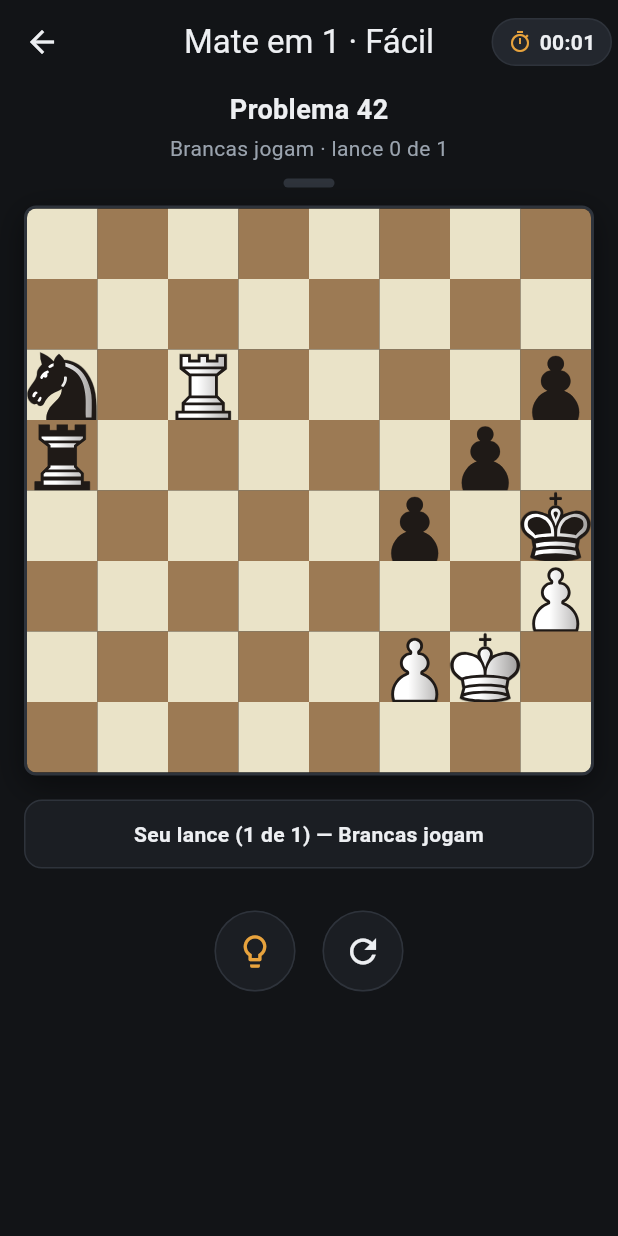
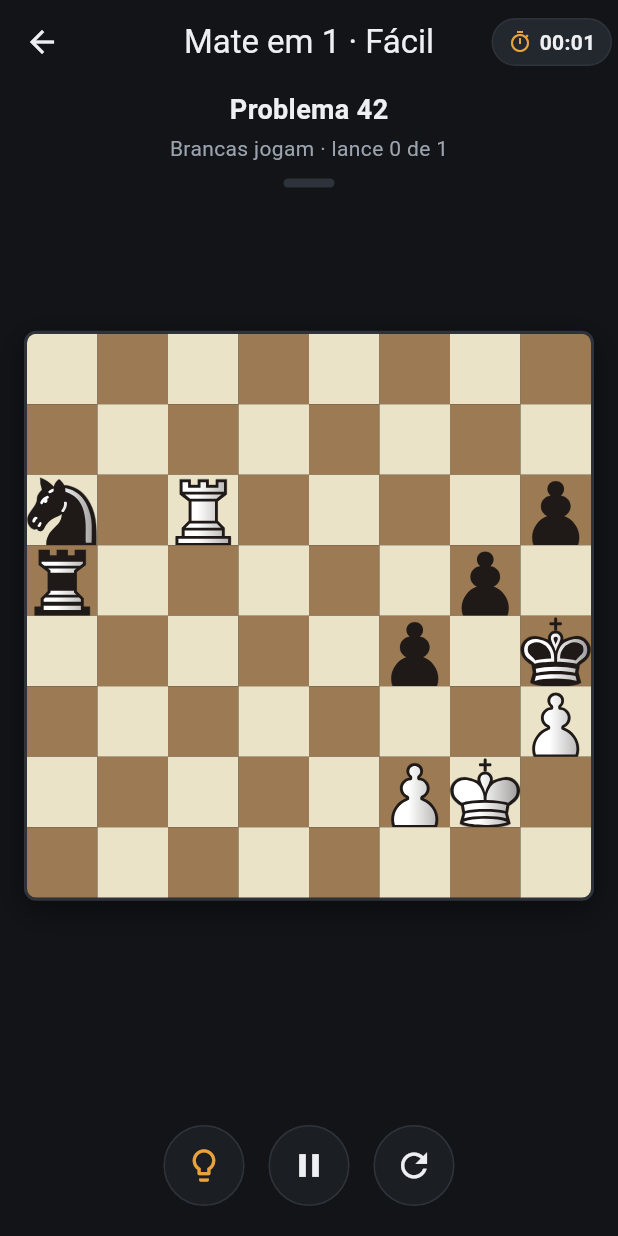
Before and after one commit to viniciostristao1/xadrez_mate, a Flutter app: the screen it shows after launch, after a tap on "Fácil", on a phone screen of 412 x 824 dp. Run offline on Flutter 3.47's test engine with Material 3 defaults, Android fonts, the phone set to English and light mode, and no system bars; our stand-ins replace flutter_svg, shared_preferences.

Commit message:
v0.7.0: home rolável, pausar cronômetro, sessão mista 2/3, próximo com seta, tela sem rolagem
- Home agora rola (SingleChildScrollView) até Sessão de treino e Evolução
- Botão de pausar/retomar cronômetro entre dica e refazer
- Sessão 'Misto 2/3' (mate 2 ou 3 sorteados); meta de tempo por problema
- Botão próximo (seta direita) na row de ações ao resolver
- Tela de jogo sem rolagem: tabuleiro flexível, card de sucesso compacto
  com o lance final; caixa 'Seu lance' removida
- Título Mateflow + logo pequeno no canto superior esquerdo
- 986 testes

```diff
--- a/app/lib/screens/home_screen.dart
+++ b/app/lib/screens/home_screen.dart
@@ -56,52 +56,43 @@ class _HomeScreenState extends State<HomeScreen> {
       body: SafeArea(
         child: _loading
             ? const Center(child: CircularProgressIndicator())
-            : Padding(
-                padding: const EdgeInsets.fromLTRB(20, 16, 20, 24),
+            : SingleChildScrollView(
+                padding: const EdgeInsets.fromLTRB(20, 10, 20, 28),
                 child: Column(
                   crossAxisAlignment: CrossAxisAlignment.stretch,
                   children: [
-                    const SizedBox(height: 12),
-                    // Logo Vinyapps ao lado do nome
+                    // Cabeçalho: logo pequeno + Mateflow (canto superior esquerdo)
                     Row(
-                      mainAxisAlignment: MainAxisAlignment.center,
                       children: [
                         Container(
-                          width: 52,
-                          height: 52,
+                          width: 30,
+                          height: 30,
                           decoration: BoxDecoration(
                             color: Colors.black,
-                            borderRadius: BorderRadius.circular(13),
-                            border: Border.all(color: AppColors.accent, width: 1.6),
-                            boxShadow: const [
-                              BoxShadow(
-                                color: Colors.black54,
-                                blurRadius: 10,
-                                offset: Offset(0, 3),
-                              ),
-                            ],
+                            borderRadius: BorderRadius.circular(8),
+                            border: Border.all(color: AppColors.accent, width: 1.2),
                           ),
                           child: ClipRRect(
-                            borderRadius: BorderRadius.circular(11),
+                            borderRadius: BorderRadius.circular(7),
                             child: Image.asset(
                               'assets/icon/app_icon.png',
                               fit: BoxFit.cover,
                             ),
                           ),
                         ),
-                        const SizedBox(width: 12),
+                        const SizedBox(width: 9),
                         const Text(
                           'Mateflow',
                           style: TextStyle(
                             color: AppColors.text,
-                            fontSize: 32,
+                            fontSize: 20,
                             fontWeight: FontWeight.w900,
-                            letterSpacing: 0.5,
+                            letterSpacing: 0.4,
                           ),
                         ),
                       ],
                     ),
-                    const SizedBox(height: 6),
+                    const SizedBox(height: 14),
                     Text(
                       '$_puzzles problemas de mate em 1, 2 ou 3 lances.\n'
                       'Escolha a dificuldade e encontre o xeque-mate!',
--- a/app/lib/screens/puzzle_screen.dart
+++ b/app/lib/screens/puzzle_screen.dart
@@ -63,6 +63,7 @@ class PuzzleScreenState extends State<PuzzleScreen> {
   // Cronômetro (roda desde o problema aparecer até a conclusão)
   Timer? _timer;
   int _elapsed = 0;
+  bool _paused = false;
 
   // Dica (lâmpada)
   int? _hintFrom;
@@ -118,16 +119,32 @@ class PuzzleScreenState extends State<PuzzleScreen> {
     super.initState();
     _resetState();
     // Cronômetro começa quando o problema aparece
-    _timer = Timer.periodic(const Duration(seconds: 1), (_) {
-      if (!mounted || _solved) return;
-      setState(() => _elapsed++);
-    });
+    _startTimer();
   }
 
   @override
   void dispose() {
     _timer?.cancel();
     super.dispose();
+  }
+
+  void _startTimer() {
+    _timer?.cancel();
+    _timer = Timer.periodic(const Duration(seconds: 1), (_) {
+      if (!mounted || _solved || _paused) return;
+      setState(() => _elapsed++);
+    });
+  }
+
+  /// Pausa/retoma o cronômetro.
+  void _togglePause() {
+    if (_solved) return;
+    setState(() => _paused = !_paused);
+    if (_paused) {
+      _timer?.cancel();
+    } else {
+      _startTimer();
+    }
   }
 
   void _resetState() {
@@ -143,6 +160,7 @@ class PuzzleScreenState extends State<PuzzleScreen> {
     _feedbackError = false;
     _sanMoves.clear();
     _elapsed = 0;
+    _paused = false;
     _hintFrom = null;
     _hintTo = null;
     _hintsUsed = 0;
@@ -357,7 +375,9 @@ class PuzzleScreenState extends State<PuzzleScreen> {
             margin: const EdgeInsets.only(right: 4),
             padding: const EdgeInsets.symmetric(horizontal: 10, vertical: 5),
             decoration: BoxDecoration(
-              color: _solved ? AppColors.ok.withValues(alpha: 0.15) : AppColors.surfaceAlt,
+              color: _solved
+                  ? AppColors.ok.withValues(alpha: 0.15)
+                  : AppColors.surfaceAlt,
               borderRadius: BorderRadius.circular(20),
               border: Border.all(
                 color: _solved ? AppColors.ok : AppColors.border,
@@ -366,15 +386,18 @@ class PuzzleScreenState extends State<PuzzleScreen> {
             child: Row(
               children: [
                 Icon(
-                  Icons.timer_outlined,
+                  _paused ? Icons.pause : Icons.timer_outlined,
                   size: 16,
-                  color: _solved ? AppColors.ok : AppColors.accent,
+                  color: _paused
+                      ? AppColors.dim
+                      : (_solved ? AppColors.ok : AppColors.accent),
                 ),
                 const SizedBox(width: 5),
                 Text(
-                  _elapsedLabel,
+                  _paused ? '$_elapsedLabel pausado' : _elapsedLabel,
                   style: TextStyle(
-                    color: _solved ? AppColors.ok : AppColors.text,
+                    color:
+                        _paused ? AppColors.dim : (_solved ? AppColors.ok : AppColors.text),
                     fontWeight: FontWeight.w700,
                     fontFeatures: const [FontFeature.tabularFigures()],
                   ),
@@ -384,19 +407,29 @@ class PuzzleScreenState extends State<PuzzleScreen> {
           ),
         ],
       ),
+      // Layout sem rolagem: o tabuleiro se ajusta ao espaço disponível.
       body: SafeArea(
-        child: SingleChildScrollView(
-          padding: const EdgeInsets.fromLTRB(16, 4, 16, 24),
+        child: Padding(
+          padding: const EdgeInsets.fromLTRB(16, 4, 16, 12),
           child: Column(
+            crossAxisAlignment: CrossAxisAlignment.stretch,
             children: [
               _HeaderBar(
                 puzzle: widget.puzzle,
                 solved: _solved,
                 userMovesPlayed: _userMovesPlayed,
               ),
-              const SizedBox(height: 12),
-              // Tabuleiro
-              ValueListenableBuilder<int>(
+              const SizedBox(height: 8),
+              // Tabuleiro (flexível — nunca estoura a tela)
+              Expanded(
+                child: LayoutBuilder(
+                  builder: (context, constraints) {
+                    final size = min(constraints.maxWidth, constraints.maxHeight);
+                    return Center(
+                      child: SizedBox(
+                        width: size,
+                        height: size,
+                        child: ValueListenableBuilder<int>(
                 valueListenable: _shake,
                 builder: (context, shake, child) {
                   return TweenAnimationBuilder<double>(
@@ -422,9 +455,16 @@ class PuzzleScreenState extends State<PuzzleScreen> {
                   );
                 },
               ),
-              const SizedBox(height: 16),
-              // Feedback
-              AnimatedSwitcher(
+            ),
+          );
+        },
+      ),
+    ),
+              const SizedBox(height: 8),
+              // Feedback (altura fixa — não empurra o resto)
+              SizedBox(
+                height: 46,
+                child: AnimatedSwitcher(
                   duration: const Duration(milliseconds: 250),
                   child: _feedback != null
                       ? _FeedbackBanner(
@@ -432,28 +472,32 @@ class PuzzleScreenState extends State<PuzzleScreen> {
                           text: _feedback!,
                           error: _feedbackError,
                         )
-                    : _StatusBanner(
-                        key: const ValueKey('status'),
-                        puzzle: widget.puzzle,
-                        solved: _solved,
-                        inCheck: _board.inCheck && !_solved,
-                        userMovesPlayed: _userMovesPlayed,
+                      : const SizedBox(key: ValueKey('status'), width: double.infinity),
                 ),
               ),
-              const SizedBox(height: 12),
-              // Histórico (SAN)
-              if (_sanMoves.isNotEmpty)
-                Wrap(
-                  spacing: 6,
-                  runSpacing: 6,
-                  alignment: WrapAlignment.center,
+              // Histórico (SAN) — rolável horizontalmente, sem quebrar layout
+              if (_sanMoves.isNotEmpty) ...[
+                const SizedBox(height: 4),
+                SizedBox(
+                  height: 32,
+                  child: SingleChildScrollView(
+                    scrollDirection: Axis.horizontal,
+                    reverse: true,
+                    child: Row(
+                      mainAxisAlignment: MainAxisAlignment.center,
                       children: [
-                    for (var i = 0; i < _sanMoves.length; i++)
+                        for (var i = 0; i < _sanMoves.length; i++) ...[
                           _SanChip(index: i, san: _sanMoves[i]),
+                          const SizedBox(width: 6),
+                        ],
                       ],
                     ),
-              const SizedBox(height: 16),
-              // Ações: dica (lâmpada) + refazer (flecha circular)
+                  ),
+                ),
+              ],
+              const SizedBox(height: 8),
+              // Ações: dica (lâmpada) + pausar + refazer (flecha circular)
+              // + próximo (seta, quando resolveu)
               Row(
                 mainAxisAlignment: MainAxisAlignment.center,
                 children: [
@@ -464,23 +508,38 @@ class PuzzleScreenState extends State<PuzzleScreen> {
                     badge: _hintsUsed,
                     onTap: _onHint,
                   ),
-                  const SizedBox(width: 18),
+                  const SizedBox(width: 16),
+                  _RoundIconButton(
+                    icon: _paused ? Icons.play_arrow : Icons.pause,
+                    tooltip: _paused ? 'Retomar cronômetro' : 'Pausar cronômetro',
+                    color: _paused ? AppColors.dim : AppColors.text,
+                    onTap: _togglePause,
+                  ),
+                  const SizedBox(width: 16),
                   _RoundIconButton(
                     icon: Icons.refresh,
                     tooltip: 'Refazer o problema',
                     color: AppColors.text,
                     onTap: _reset,
                   ),
+                  if (_solved) ...[
+                    const SizedBox(width: 16),
+                    _RoundIconButton(
+                      icon: Icons.arrow_forward,
+                      tooltip: 'Próximo problema',
+                      color: AppColors.ok,
+                      onTap: widget.onNext,
+                    ),
+                  ],
                 ],
               ),
-              const SizedBox(height: 16),
+              const SizedBox(height: 8),
               if (_solved)
                 _SuccessCard(
                   puzzle: widget.puzzle,
                   elapsed: _elapsed,
                   ratingResult: _ratingResult,
-                  onNext: widget.onNext,
-                  onRestart: _reset,
+                  ultimoLance: _sanMoves.isEmpty ? null : _sanMoves.last,
                 ),
             ],
           ),
@@ -545,50 +604,6 @@ class _HeaderBar extends StatelessWidget {
           ],
         ),
       ],
-    );
-  }
-}
-
-class _StatusBanner extends StatelessWidget {
-  final Puzzle puzzle;
-  final bool solved;
-  final bool inCheck;
-  final int userMovesPlayed;
-  const _StatusBanner({
-    super.key,
-    required this.puzzle,
-    required this.solved,
-    required this.inCheck,
-    required this.userMovesPlayed,
-  });
-
-  @override
-  Widget build(BuildContext context) {
-    final side = puzzle.sideToMove == ChessColor.white ? 'Brancas' : 'Pretas';
-    String text;
-    if (solved) {
-      text = 'Xeque-mate! Você conseguiu!';
-    } else if (inCheck) {
-      text = 'Xeque! $side precisam se defender.';
-    } else {
-      text = 'Seu lance (${userMovesPlayed + 1} de ${puzzle.mate}) — $side jogam';
-    }
-    return Container(
-      width: double.infinity,
-      padding: const EdgeInsets.symmetric(horizontal: 16, vertical: 12),
-      decoration: BoxDecoration(
-        color: AppColors.surface,
-        borderRadius: BorderRadius.circular(12),
-        border: Border.all(color: AppColors.border),
-      ),
-      child: Text(
-        text,
-        textAlign: TextAlign.center,
-        style: TextStyle(
-          color: inCheck ? AppColors.danger : AppColors.text,
-          fontWeight: FontWeight.w600,
-        ),
-      ),
     );
   }
 }
@@ -664,14 +679,12 @@ class _SuccessCard extends StatelessWidget {
   final Puzzle puzzle;
   final int elapsed;
   final ({double delta, double novo, double resultado})? ratingResult;
-  final VoidCallback onNext;
-  final VoidCallback onRestart;
+  final String? ultimoLance;
   const _SuccessCard({
     required this.puzzle,
     required this.elapsed,
     required this.ratingResult,
-    required this.onNext,
-    required this.onRestart,
+    this.ultimoLance,
   });
 
   String get _elapsedLabel {
@@ -686,53 +699,50 @@ class _SuccessCard extends StatelessWidget {
     final delta = r?.delta.round() ?? 0;
     final novo = r?.novo.round() ?? RatingService.instance.rating.round();
     final up = delta >= 0;
-    return Card(      child: Padding(
-        padding: const EdgeInsets.all(20),
+    return Card(
+      child: Padding(
+        padding: const EdgeInsets.symmetric(horizontal: 14, vertical: 10),
+        child: Row(
+          children: [
+            const Text('♛', style: TextStyle(fontSize: 26)),
+            const SizedBox(width: 10),
+            Expanded(
               child: Column(
+                crossAxisAlignment: CrossAxisAlignment.start,
+                mainAxisSize: MainAxisSize.min,
                 children: [
-            const Text('♛', style: TextStyle(fontSize: 44)),
-            const SizedBox(height: 6),
                   const Text(
                     'Xeque-mate! Você conseguiu!',
                     style: TextStyle(
                       color: AppColors.text,
                       fontWeight: FontWeight.w800,
-                fontSize: 18,
+                      fontSize: 14.5,
                     ),
-              textAlign: TextAlign.center,
                   ),
-            const SizedBox(height: 10),
-            Row(
-              mainAxisAlignment: MainAxisAlignment.center,
-              children: [
+                  if (ultimoLance != null)
+                    Text(
+                      'Lance final: $ultimoLance',
+                      style: const TextStyle(
+                        color: AppColors.ok,
+                        fontWeight: FontWeight.w700,
+                        fontSize: 13,
+                      ),
+                    ),
+                ],
+              ),
+            ),
             _StatChip(icon: Icons.timer_outlined, label: _elapsedLabel),
-                const SizedBox(width: 10),
+            const SizedBox(width: 6),
             _StatChip(
               icon: up ? Icons.trending_up : Icons.trending_down,
               label: '${up ? '+' : ''}$delta',
               color: up ? AppColors.ok : AppColors.danger,
             ),
-                const SizedBox(width: 10),
+            const SizedBox(width: 6),
             _StatChip(
               icon: Icons.emoji_events_outlined,
               label: '$novo',
               color: AppColors.accent,
-                ),
-              ],
-            ),
-            const SizedBox(height: 6),
-            Text(
-              'Rating: ${RatingService.faixa(novo.toDouble())}',
-              style: const TextStyle(color: AppColors.dim, fontSize: 12.5),
-            ),
-            const SizedBox(height: 16),
-            SizedBox(
-              width: double.infinity,
-              child: FilledButton.icon(
-                icon: const Icon(Icons.arrow_forward),
-                label: const Text('Próximo problema'),
-                onPressed: onNext,
-              ),
             ),
           ],
         ),
--- a/app/pubspec.yaml
+++ b/app/pubspec.yaml
@@ -2,7 +2,7 @@ name: xadrez_mate
 description: "Treinador de xeque-mate: problemas de mate em 1, 2 ou 3 lances."
 publish_to: 'none'
 
-version: 0.6.0+6
+version: 0.7.0+7
 
 environment:
   sdk: ^3.12.2
```
Also changed, not shown: app/lib/main.dart (+21 -4 lines), app/lib/screens/session_screen.dart (+8 -1 lines), 5 other files. Lines whose indentation alone changed are shown as unchanged.
